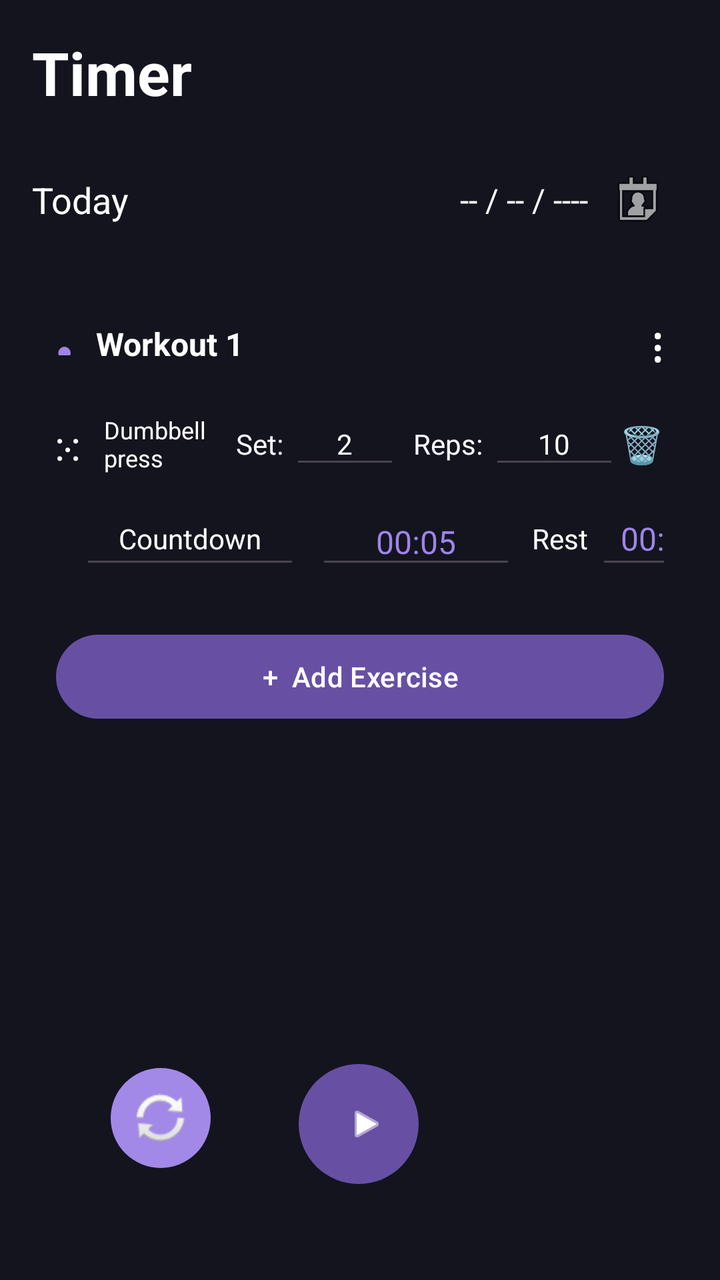
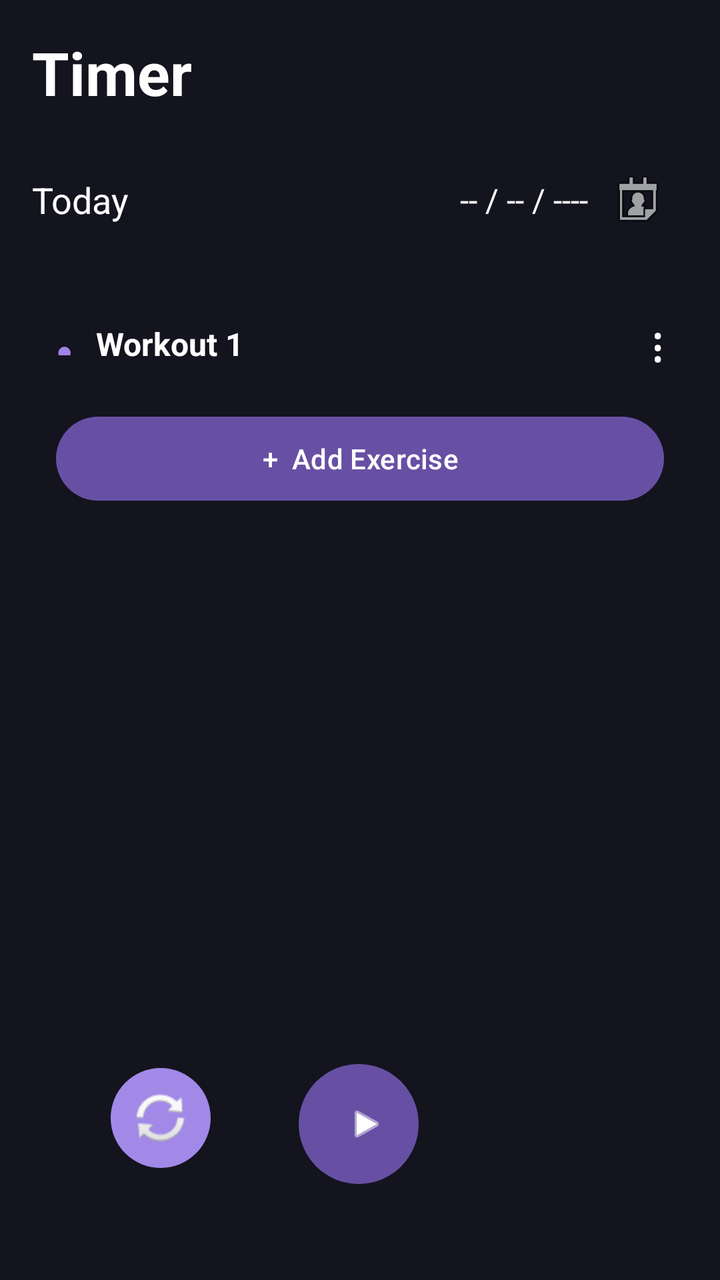

Screens rendered from an Android XML layout before and after an edit, with the pre-edit source and the edit as a unified diff.
<!-- AndroidManifest.xml: application theme Theme.DayFlow -->
<!-- res/layout/activity_main.xml -->
<?xml version="1.0" encoding="utf-8"?>
<androidx.constraintlayout.widget.ConstraintLayout xmlns:android="http://schemas.android.com/apk/res/android"
    xmlns:app="http://schemas.android.com/apk/res-auto"
    xmlns:tools="http://schemas.android.com/tools"
    android:id="@+id/main"
    android:layout_width="match_parent"
    android:layout_height="match_parent"
    android:background="#13141E"
    tools:context=".MainActivity">

    <ScrollView
        android:id="@+id/scrollView2"
        android:layout_width="0dp"
        android:layout_height="0dp"
        android:layout_marginBottom="80dp"
        app:layout_constraintBottom_toBottomOf="parent"
        app:layout_constraintEnd_toEndOf="parent"
        app:layout_constraintStart_toStartOf="parent"
        app:layout_constraintTop_toTopOf="parent">

        <LinearLayout
            android:layout_width="match_parent"
            android:layout_height="match_parent"
            android:orientation="vertical"
            android:padding="16dp">

            
            <TextView
                android:id="@+id/textView"
                android:layout_width="wrap_content"
                android:layout_height="wrap_content"
                android:text="Timer"
                android:textColor="#FFFFFF"
                android:textSize="30sp"
                android:textStyle="bold" />

            
            <LinearLayout
                android:layout_width="match_parent"
                android:layout_height="87dp"
                android:gravity="center_vertical"
                android:orientation="horizontal">

                <TextView
                    android:id="@+id/todayText"
                    android:layout_width="0dp"
                    android:layout_height="wrap_content"
                    android:layout_weight="1"
                    android:text="Today"
                    android:textColor="#FFFFFF"
                    android:textSize="18sp" />

                <TextView
                    android:id="@+id/dateText"
                    android:layout_width="wrap_content"
                    android:layout_height="wrap_content"
                    android:text="-- / -- / ----"
                    android:textColor="#FFFFFF"
                    android:textSize="16sp" />

                <ImageButton
                    android:id="@+id/calendarButton"
                    android:layout_width="50dp"
                    android:layout_height="50dp"
                    android:background="@android:color/transparent"
                    android:src="@android:drawable/ic_menu_my_calendar" />

            </LinearLayout>
            
            <LinearLayout
                android:id="@+id/exerciseContainer"
                android:layout_width="match_parent"
                android:layout_height="wrap_content"
                android:orientation="vertical"
                android:padding="12dp">

                
                <LinearLayout
                    android:layout_width="match_parent"
                    android:layout_height="wrap_content"
                    android:gravity="center_vertical"
                    android:orientation="horizontal">

                    <TextView
                        android:id="@+id/workoutIndicator"
                        android:layout_width="12dp"
                        android:layout_height="12dp"
                        android:text="●"
                        android:textColor="#9F84E7"
                        android:textSize="14sp" />

                    <TextView
                        android:id="@+id/workoutName"
                        android:layout_width="0dp"
                        android:layout_height="wrap_content"
                        android:layout_marginStart="8dp"
                        android:layout_weight="1"
                        android:text="Workout 1"
                        android:textColor="#FFFFFF"
                        android:textSize="16sp"
                        android:textStyle="bold" />

                    <TextView
                        android:id="@+id/workoutMenu"
                        android:layout_width="wrap_content"
                        android:layout_height="wrap_content"
                        android:text="⋮"
                        android:textColor="#FFFFFF"
                        android:textSize="24sp" />

                </LinearLayout>


                
                <LinearLayout
                    android:layout_width="match_parent"
                    android:layout_height="wrap_content"
                    android:layout_marginTop="16dp"
                    android:gravity="center_vertical"
                    android:orientation="horizontal">

                    <TextView
                        android:id="@+id/dragExercise"
                        android:layout_width="24dp"
                        android:layout_height="wrap_content"
                        android:text="⁙"
                        android:textColor="#FFFFFF"
                        android:textSize="22sp" />

                    <TextView
                        android:id="@+id/exerciseName"
                        android:layout_width="84dp"
                        android:layout_height="wrap_content"
                        android:layout_weight="1"
                        android:text="Dumbbell press"
                        android:textColor="#FFFFFF"
                        android:textSize="12sp" />

                    <TextView
                        android:id="@+id/setLabel"
                        android:layout_width="wrap_content"
                        android:layout_height="wrap_content"
                        android:text=" Set: "
                        android:textColor="#F8F7FB"
                        android:textSize="14sp" />

                    <AutoCompleteTextView
                        android:id="@+id/setInput"
                        android:layout_width="55dp"
                        android:layout_height="35dp"
                        android:gravity="center"
                        android:inputType="number"
                        android:padding="0dp"
                        android:text="2"
                        android:textColor="#FFFFFF"
                        android:textSize="14sp" />

                    <TextView
                        android:id="@+id/repsLabel"
                        android:layout_width="wrap_content"
                        android:layout_height="wrap_content"
                        android:text="  Reps: "
                        android:textColor="#F8F6FD"
                        android:textSize="14sp" />

                    <AutoCompleteTextView
                        android:id="@+id/repsInput"
                        android:layout_width="65dp"
                        android:layout_height="35dp"
                        android:gravity="center"
                        android:inputType="number"
                        android:padding="0dp"
                        android:text="10"
                        android:textColor="#FFFFFF"
                        android:textSize="14sp" />

                    <TextView
                        android:id="@+id/deleteTask"
                        android:layout_width="wrap_content"
                        android:layout_height="wrap_content"
                        android:text="🗑"
                        android:textSize="18sp" />

                </LinearLayout>

                
                <LinearLayout
                    android:layout_width="match_parent"
                    android:layout_height="wrap_content"
                    android:layout_marginTop="10dp"
                    android:gravity="center_vertical"
                    android:orientation="horizontal">

                    <AutoCompleteTextView
                        android:id="@+id/timerType"
                        android:layout_width="110dp"
                        android:layout_height="40dp"
                        android:layout_marginStart="12dp"
                        android:gravity="center"
                        android:inputType="none"
                        android:padding="0dp"
                        android:text="Countdown"
                        android:textColor="#FFFFFF"
                        android:textSize="14sp" />

                    <EditText
                        android:id="@+id/timerValue"
                        android:layout_width="100dp"
                        android:layout_height="40dp"
                        android:layout_marginStart="8dp"
                        android:gravity="center"
                        android:inputType="text"
                        android:singleLine="true"
                        android:text="00:05"
                        android:textColor="#9F84E7"
                        android:textSize="16sp" />

                    <TextView
                        android:id="@+id/restLabel"
                        android:layout_width="wrap_content"
                        android:layout_height="40dp"
                        android:layout_marginStart="8dp"
                        android:gravity="center"
                        android:text="Rest"
                        android:textColor="#FFFFFF"
                        android:textSize="14sp" />

                    
                    <EditText
                        android:id="@+id/restInput"
                        android:layout_width="65dp"
                        android:layout_height="40dp"
                        android:layout_marginStart="4dp"
                        android:gravity="center"
                        android:text="00:30"
                        android:textColor="#9F84E7"
                        android:textSize="16sp"
                        android:inputType="time"
                        android:padding="0dp" />

                </LinearLayout>

                
                <LinearLayout
                    android:layout_width="wrap_content"
                    android:layout_height="wrap_content"
                    android:layout_gravity="center"
                    android:layout_marginTop="8dp"
                    android:gravity="center_vertical"
                    android:orientation="horizontal" />

                
                <Button
                    android:id="@+id/addExercise"
                    android:layout_width="match_parent"
                    android:layout_height="50dp"
                    android:layout_marginTop="16dp"
                    android:text="+  Add Exercise"
                    android:textColor="#FFFFFF"
                    android:textSize="14sp" />

            </LinearLayout>

        </LinearLayout>
    </ScrollView>

    
    <Button
        android:id="@+id/playButton"
        android:layout_width="60dp"
        android:layout_height="60dp"
        android:layout_marginBottom="48dp"
        android:background="@drawable/circle_button"
        android:text=""
        app:icon="@android:drawable/ic_media_play"
        app:iconSize="20dp"
        app:layout_constraintBottom_toBottomOf="parent"
        app:layout_constraintEnd_toEndOf="parent"
        app:layout_constraintHorizontal_bias="0.498"
        app:layout_constraintStart_toStartOf="parent" />

    <ImageButton
        android:id="@+id/resetButton"
        android:layout_width="50dp"
        android:layout_height="50dp"
        android:layout_marginEnd="44dp"
        android:layout_marginBottom="56dp"
        android:background="@drawable/circle_button"
        android:padding="7dp"
        android:scaleType="centerInside"
        android:src="@android:drawable/ic_popup_sync"
        app:layout_constraintBottom_toBottomOf="parent"
        app:layout_constraintEnd_toStartOf="@id/playButton" />
</androidx.constraintlayout.widget.ConstraintLayout>
<!-- resources referenced by this layout -->
<resources>
  <!-- drawable circle_button (drawable) -->
  <?xml version="1.0" encoding="utf-8"?>
  <shape xmlns:android="http://schemas.android.com/apk/res/android"
      android:shape="oval">
  
      <solid android:color="#a289e8"/>
  
  </shape>
  <style name="Theme.DayFlow" parent="Base.Theme.DayFlow" />
  <style name="Base.Theme.DayFlow" parent="Theme.Material3.DayNight.NoActionBar">
          
          
      </style>
</resources>

<!-- the commit's change to res/layout/activity_main.xml (unified diff, before → after) -->
@@ -1,5 +1,6 @@
 <?xml version="1.0" encoding="utf-8"?>
-<androidx.constraintlayout.widget.ConstraintLayout xmlns:android="http://schemas.android.com/apk/res/android"
+<androidx.constraintlayout.widget.ConstraintLayout
+    xmlns:android="http://schemas.android.com/apk/res/android"
     xmlns:app="http://schemas.android.com/apk/res-auto"
     xmlns:tools="http://schemas.android.com/tools"
     android:id="@+id/main"
@@ -20,7 +21,7 @@
 
         <LinearLayout
             android:layout_width="match_parent"
-            android:layout_height="match_parent"
+            android:layout_height="wrap_content"
             android:orientation="vertical"
             android:padding="16dp">
 
@@ -66,9 +67,10 @@
                     android:src="@android:drawable/ic_menu_my_calendar" />
 
             </LinearLayout>
+
+
             
             <LinearLayout
-                android:id="@+id/exerciseContainer"
                 android:layout_width="match_parent"
                 android:layout_height="wrap_content"
                 android:orientation="vertical"
@@ -112,142 +114,13 @@
 
 
                 
+                
                 <LinearLayout
+                    android:id="@+id/exerciseContainer"
                     android:layout_width="match_parent"
                     android:layout_height="wrap_content"
-                    android:layout_marginTop="16dp"
-                    android:gravity="center_vertical"
-                    android:orientation="horizontal">
+                    android:orientation="vertical" />
 
-                    <TextView
-                        android:id="@+id/dragExercise"
-                        android:layout_width="24dp"
-                        android:layout_height="wrap_content"
-                        android:text="⁙"
-                        android:textColor="#FFFFFF"
-                        android:textSize="22sp" />
-
-                    <TextView
-                        android:id="@+id/exerciseName"
-                        android:layout_width="84dp"
-                        android:layout_height="wrap_content"
-                        android:layout_weight="1"
-                        android:text="Dumbbell press"
-                        android:textColor="#FFFFFF"
-                        android:textSize="12sp" />
-
-                    <TextView
-                        android:id="@+id/setLabel"
-                        android:layout_width="wrap_content"
-                        android:layout_height="wrap_content"
-                        android:text=" Set: "
-                        android:textColor="#F8F7FB"
-                        android:textSize="14sp" />
-
-                    <AutoCompleteTextView
-                        android:id="@+id/setInput"
-                        android:layout_width="55dp"
-                        android:layout_height="35dp"
-                        android:gravity="center"
-                        android:inputType="number"
-                        android:padding="0dp"
-                        android:text="2"
-                        android:textColor="#FFFFFF"
-                        android:textSize="14sp" />
-
-                    <TextView
-                        android:id="@+id/repsLabel"
-                        android:layout_width="wrap_content"
-                        android:layout_height="wrap_content"
-                        android:text="  Reps: "
-                        android:textColor="#F8F6FD"
-                        android:textSize="14sp" />
-
-                    <AutoCompleteTextView
-                        android:id="@+id/repsInput"
-                        android:layout_width="65dp"
-                        android:layout_height="35dp"
-                        android:gravity="center"
-                        android:inputType="number"
-                        android:padding="0dp"
-                        android:text="10"
-                        android:textColor="#FFFFFF"
-                        android:textSize="14sp" />
-
-                    <TextView
-                        android:id="@+id/deleteTask"
-                        android:layout_width="wrap_content"
-                        android:layout_height="wrap_content"
-                        android:text="🗑"
-                        android:textSize="18sp" />
-
-                </LinearLayout>
-
-                
-                <LinearLayout
-                    android:layout_width="match_parent"
-                    android:layout_height="wrap_content"
-                    android:layout_marginTop="10dp"
-                    android:gravity="center_vertical"
-                    android:orientation="horizontal">
-
-                    <AutoCompleteTextView
-                        android:id="@+id/timerType"
-                        android:layout_width="110dp"
-                        android:layout_height="40dp"
-                        android:layout_marginStart="12dp"
-                        android:gravity="center"
-                        android:inputType="none"
-                        android:padding="0dp"
-                        android:text="Countdown"
-                        android:textColor="#FFFFFF"
-                        android:textSize="14sp" />
-
-                    <EditText
-                        android:id="@+id/timerValue"
-                        android:layout_width="100dp"
-                        android:layout_height="40dp"
-                        android:layout_marginStart="8dp"
-                        android:gravity="center"
-                        android:inputType="text"
-                        android:singleLine="true"
-                        android:text="00:05"
-                        android:textColor="#9F84E7"
-                        android:textSize="16sp" />
-
-                    <TextView
-                        android:id="@+id/restLabel"
-                        android:layout_width="wrap_content"
-                        android:layout_height="40dp"
-                        android:layout_marginStart="8dp"
-                        android:gravity="center"
-                        android:text="Rest"
-                        android:textColor="#FFFFFF"
-                        android:textSize="14sp" />
-
-                    
-                    <EditText
-                        android:id="@+id/restInput"
-                        android:layout_width="65dp"
-                        android:layout_height="40dp"
-                        android:layout_marginStart="4dp"
-                        android:gravity="center"
-                        android:text="00:30"
-                        android:textColor="#9F84E7"
-                        android:textSize="16sp"
-                        android:inputType="time"
-                        android:padding="0dp" />
-
-                </LinearLayout>
-
-                
-                <LinearLayout
-                    android:layout_width="wrap_content"
-                    android:layout_height="wrap_content"
-                    android:layout_gravity="center"
-                    android:layout_marginTop="8dp"
-                    android:gravity="center_vertical"
-                    android:orientation="horizontal" />
 
                 
                 <Button
@@ -262,7 +135,9 @@
             </LinearLayout>
 
         </LinearLayout>
+
     </ScrollView>
+
 
     
     <Button
@@ -279,6 +154,8 @@
         app:layout_constraintHorizontal_bias="0.498"
         app:layout_constraintStart_toStartOf="parent" />
 
+
+    
     <ImageButton
         android:id="@+id/resetButton"
         android:layout_width="50dp"
@@ -291,4 +168,5 @@
         android:src="@android:drawable/ic_popup_sync"
         app:layout_constraintBottom_toBottomOf="parent"
         app:layout_constraintEnd_toStartOf="@id/playButton" />
+
 </androidx.constraintlayout.widget.ConstraintLayout>
